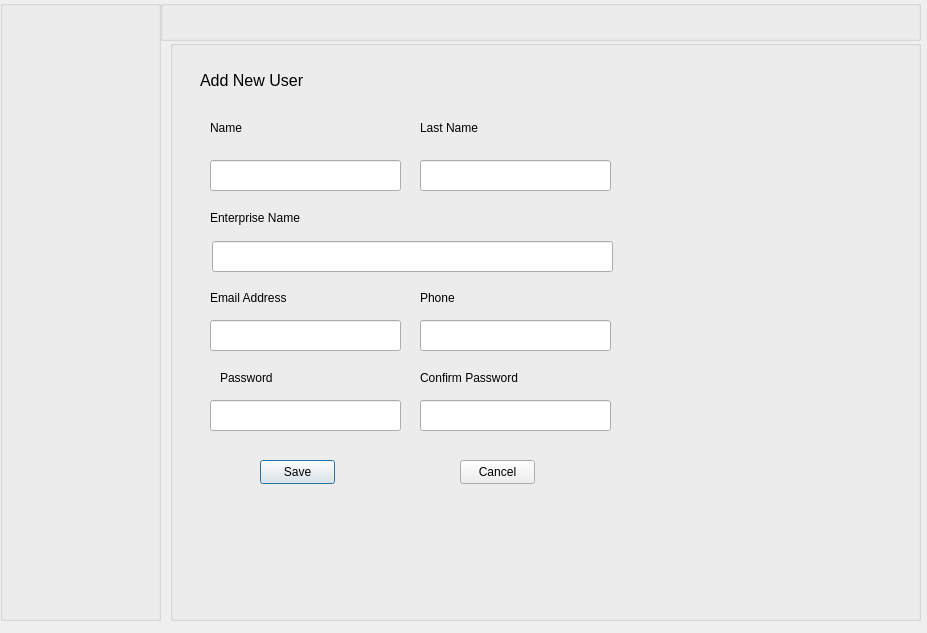
This is newowner.ui in BG-Emmanuel/BILLUX-application as Qt 5 draws it before an edit. The edited form follows.
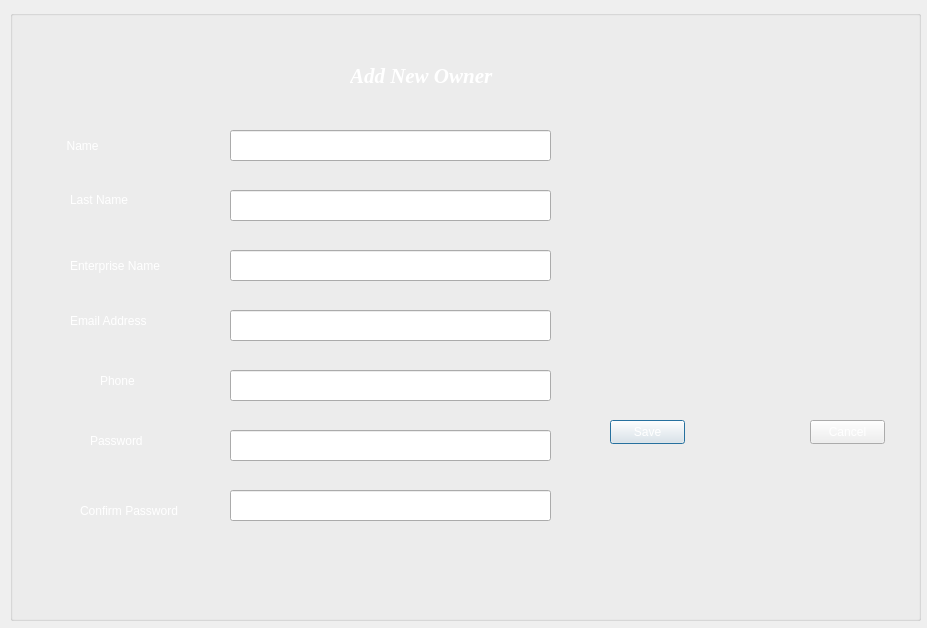
This is the edited form. Icons and pictures are not drawn.

```diff
--- a/newowner.ui
+++ b/newowner.ui
@@ -7,66 +7,50 @@
     <x>0</x>
     <y>0</y>
     <width>927</width>
-    <height>633</height>
+    <height>628</height>
    </rect>
   </property>
   <property name="windowTitle">
    <string>Dialog</string>
   </property>
-  <widget class="QGroupBox" name="groupBox_3">
-   <property name="geometry">
-    <rect>
-     <x>160</x>
-     <y>0</y>
-     <width>761</width>
-     <height>41</height>
-    </rect>
-   </property>
-   <property name="title">
-    <string/>
-   </property>
-  </widget>
-  <widget class="QGroupBox" name="groupBox_2">
-   <property name="geometry">
-    <rect>
-     <x>0</x>
-     <y>0</y>
-     <width>161</width>
-     <height>621</height>
-    </rect>
-   </property>
-   <property name="title">
-    <string/>
-   </property>
-  </widget>
   <widget class="QGroupBox" name="groupBox">
    <property name="geometry">
     <rect>
-     <x>170</x>
-     <y>40</y>
-     <width>751</width>
-     <height>581</height>
+     <x>10</x>
+     <y>10</y>
+     <width>911</width>
+     <height>611</height>
     </rect>
    </property>
+   <property name="styleSheet">
+    <string notr="true">background-image: url(:/res/bg.PNG);</string>
+   </property>
    <property name="title">
     <string/>
    </property>
    <widget class="QLabel" name="label">
     <property name="geometry">
      <rect>
-      <x>30</x>
-      <y>30</y>
-      <width>141</width>
-      <height>21</height>
+      <x>340</x>
+      <y>40</y>
+      <width>241</width>
+      <height>51</height>
      </rect>
     </property>
     <property name="font">
      <font>
-      <pointsize>12</pointsize>
+      <family>Georgia</family>
+      <pointsize>16</pointsize>
+      <italic>true</italic>
+      <bold>true</bold>
      </font>
     </property>
+    <property name="styleSheet">
+     <string notr="true">font: 700 italic 16pt &quot;Georgia&quot;;
+color: rgb(255, 255, 255);</string>
+    </property>
     <property name="text">
-     <string>Add New User</string>
+     <string>Add New Owner</string>
     </property>
     <property name="textFormat">
      <enum>Qt::TextFormat::AutoText</enum>
@@ -75,25 +59,33 @@
    <widget class="QLabel" name="label_2">
     <property name="geometry">
      <rect>
-      <x>40</x>
-      <y>80</y>
-      <width>49</width>
-      <height>16</height>
+      <x>50</x>
+      <y>120</y>
+      <width>131</width>
+      <height>31</height>
      </rect>
     </property>
+    <property name="styleSheet">
+     <string notr="true">color: rgb(255, 255, 255);
+font: 700 italic 9pt &quot;Comic Sans MS&quot;;</string>
+    </property>
     <property name="text">
-     <string>Name</string>
+     <string>  Name</string>
     </property>
    </widget>
    <widget class="QLabel" name="label_3">
     <property name="geometry">
      <rect>
-      <x>250</x>
-      <y>80</y>
+      <x>60</x>
+      <y>180</y>
       <width>81</width>
-      <height>16</height>
+      <height>20</height>
      </rect>
     </property>
+    <property name="styleSheet">
+     <string notr="true">font: 700 italic 9pt &quot;Comic Sans MS&quot;;
+color: rgb(255, 255, 255);</string>
+    </property>
     <property name="text">
      <string>Last Name</string>
     </property>
@@ -101,12 +93,16 @@
    <widget class="QLabel" name="label_4">
     <property name="geometry">
      <rect>
-      <x>40</x>
-      <y>170</y>
+      <x>60</x>
+      <y>240</y>
       <width>121</width>
-      <height>16</height>
+      <height>31</height>
      </rect>
     </property>
+    <property name="styleSheet">
+     <string notr="true">font: 700 italic 9pt &quot;Comic Sans MS&quot;;
+color: rgb(255, 255, 255);</string>
+    </property>
     <property name="text">
      <string>Enterprise Name</string>
     </property>
@@ -114,12 +110,16 @@
    <widget class="QLabel" name="label_5">
     <property name="geometry">
      <rect>
-      <x>40</x>
-      <y>250</y>
-      <width>101</width>
-      <height>16</height>
+      <x>60</x>
+      <y>300</y>
+      <width>121</width>
+      <height>21</height>
      </rect>
     </property>
+    <property name="styleSheet">
+     <string notr="true">font: 700 italic 9pt &quot;Comic Sans MS&quot;;
+color: rgb(255, 255, 255);</string>
+    </property>
     <property name="text">
      <string>Email Address</string>
     </property>
@@ -127,12 +127,16 @@
    <widget class="QLabel" name="label_6">
     <property name="geometry">
      <rect>
-      <x>250</x>
-      <y>250</y>
-      <width>49</width>
-      <height>16</height>
+      <x>90</x>
+      <y>360</y>
+      <width>61</width>
+      <height>21</height>
      </rect>
     </property>
+    <property name="styleSheet">
+     <string notr="true">font: 700 italic 9pt &quot;Comic Sans MS&quot;;
+color: rgb(255, 255, 255);</string>
+    </property>
     <property name="text">
      <string>Phone</string>
     </property>
@@ -140,12 +144,16 @@
    <widget class="QLabel" name="label_7">
     <property name="geometry">
      <rect>
-      <x>50</x>
-      <y>330</y>
-      <width>61</width>
-      <height>16</height>
+      <x>80</x>
+      <y>420</y>
+      <width>81</width>
+      <height>21</height>
      </rect>
     </property>
+    <property name="styleSheet">
+     <string notr="true">font: 700 italic 9pt &quot;Comic Sans MS&quot;;
+color: rgb(255, 255, 255);</string>
+    </property>
     <property name="text">
      <string>Password</string>
     </property>
@@ -153,12 +161,16 @@
    <widget class="QLabel" name="label_8">
     <property name="geometry">
      <rect>
-      <x>250</x>
-      <y>330</y>
+      <x>70</x>
+      <y>490</y>
       <width>131</width>
-      <height>16</height>
+      <height>21</height>
      </rect>
     </property>
+    <property name="styleSheet">
+     <string notr="true">color: rgb(255, 255, 255);
+font: 700 italic 9pt &quot;Comic Sans MS&quot;;</string>
+    </property>
     <property name="text">
      <string>Confirm Password</string>
     </property>
@@ -166,12 +178,16 @@
    <widget class="QPushButton" name="pushButton">
     <property name="geometry">
      <rect>
-      <x>90</x>
-      <y>420</y>
+      <x>600</x>
+      <y>410</y>
       <width>75</width>
       <height>24</height>
      </rect>
     </property>
+    <property name="styleSheet">
+     <string notr="true">font: 700 9pt &quot;Segoe UI&quot;;
+color: rgb(255, 255, 255);</string>
+    </property>
     <property name="text">
      <string>Save</string>
     </property>
@@ -179,12 +195,19 @@
    <widget class="QPushButton" name="pushButton_2">
     <property name="geometry">
      <rect>
-      <x>290</x>
-      <y>420</y>
+      <x>800</x>
+      <y>410</y>
       <width>75</width>
       <height>24</height>
      </rect>
     </property>
+    <property name="autoFillBackground">
+     <bool>false</bool>
+    </property>
+    <property name="styleSheet">
+     <string notr="true">font: 700 9pt &quot;Segoe UI&quot;;
+color: rgb(255, 255, 255);</string>
+    </property>
     <property name="text">
      <string>Cancel</string>
     </property>
@@ -192,71 +215,115 @@
    <widget class="QLineEdit" name="lineEdit">
     <property name="geometry">
      <rect>
-      <x>40</x>
+      <x>220</x>
       <y>120</y>
-      <width>191</width>
+      <width>321</width>
       <height>31</height>
      </rect>
     </property>
+    <property name="styleSheet">
+     <string notr="true">color: rgb(255, 255, 255);</string>
+    </property>
    </widget>
    <widget class="QLineEdit" name="lineEdit_2">
     <property name="geometry">
      <rect>
-      <x>250</x>
-      <y>120</y>
-      <width>191</width>
+      <x>220</x>
+      <y>180</y>
+      <width>321</width>
       <height>31</height>
      </rect>
     </property>
+    <property name="styleSheet">
+     <string notr="true">color: rgb(255, 255, 255);</string>
+    </property>
    </widget>
    <widget class="QLineEdit" name="lineEdit_3">
     <property name="geometry">
      <rect>
-      <x>42</x>
-      <y>201</y>
-      <width>401</width>
+      <x>220</x>
+      <y>240</y>
+      <width>321</width>
       <height>31</height>
      </rect>
     </property>
+    <property name="styleSheet">
+     <string notr="true">color: rgb(255, 255, 255);</string>
+    </property>
    </widget>
    <widget class="QLineEdit" name="lineEdit_4">
     <property name="geometry">
      <rect>
-      <x>40</x>
-      <y>280</y>
-      <width>191</width>
+      <x>220</x>
+      <y>300</y>
+      <width>321</width>
       <height>31</height>
      </rect>
     </property>
+    <property name="styleSheet">
+     <string notr="true">color: rgb(255, 255, 255);</string>
+    </property>
    </widget>
    <widget class="QLineEdit" name="lineEdit_5">
     <property name="geometry">
      <rect>
-      <x>250</x>
-      <y>280</y>
-      <width>191</width>
+      <x>220</x>
+      <y>360</y>
+      <width>321</width>
       <height>31</height>
      </rect>
     </property>
+    <property name="styleSheet">
+     <string notr="true">color: rgb(255, 255, 255);</string>
+    </property>
    </widget>
    <widget class="QLineEdit" name="lineEdit_6">
     <property name="geometry">
      <rect>
-      <x>40</x>
-      <y>360</y>
-      <width>191</width>
+      <x>220</x>
+      <y>420</y>
+      <width>321</width>
       <height>31</height>
      </rect>
     </property>
+    <property name="styleSheet">
+     <string notr="true">color: rgb(255, 255, 255);</string>
+    </property>
+    <property name="echoMode">
+     <enum>QLineEdit::EchoMode::PasswordEchoOnEdit</enum>
+    </property>
    </widget>
    <widget class="QLineEdit" name="lineEdit_7">
     <property name="geometry">
      <rect>
-      <x>250</x>
-      <y>360</y>
-      <width>191</width>
+      <x>220</x>
+      <y>480</y>
+      <width>321</width>
       <height>31</height>
      </rect>
+    </property>
+    <property name="styleSheet">
+     <string notr="true">color: rgb(255, 255, 255);</string>
+    </property>
+    <property name="echoMode">
+     <enum>QLineEdit::EchoMode::PasswordEchoOnEdit</enum>
+    </property>
+   </widget>
+   <widget class="QLabel" name="label_9">
+    <property name="geometry">
+     <rect>
+      <x>610</x>
+      <y>120</y>
+      <width>251</width>
+      <height>251</height>
+     </rect>
+    </property>
+    <property name="styleSheet">
+     <string notr="true">image: url(:/res/ownerpic.png);
+</string>
+    </property>
+    <property name="text">
+     <string/>
     </property>
    </widget>
    <zorder>pushButton</zorder>
```
Left out of the diff: 3 changed lines with no effect on the pictures.
